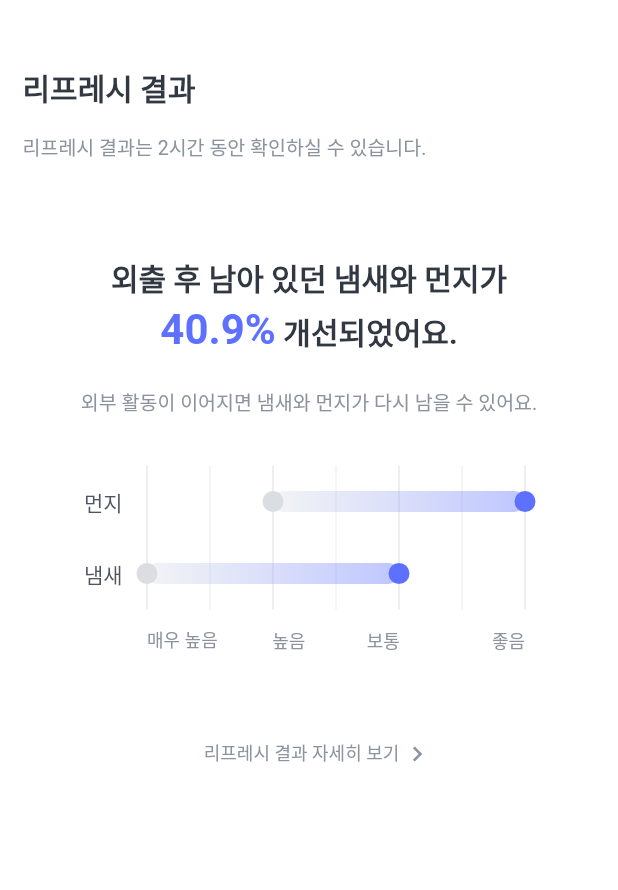
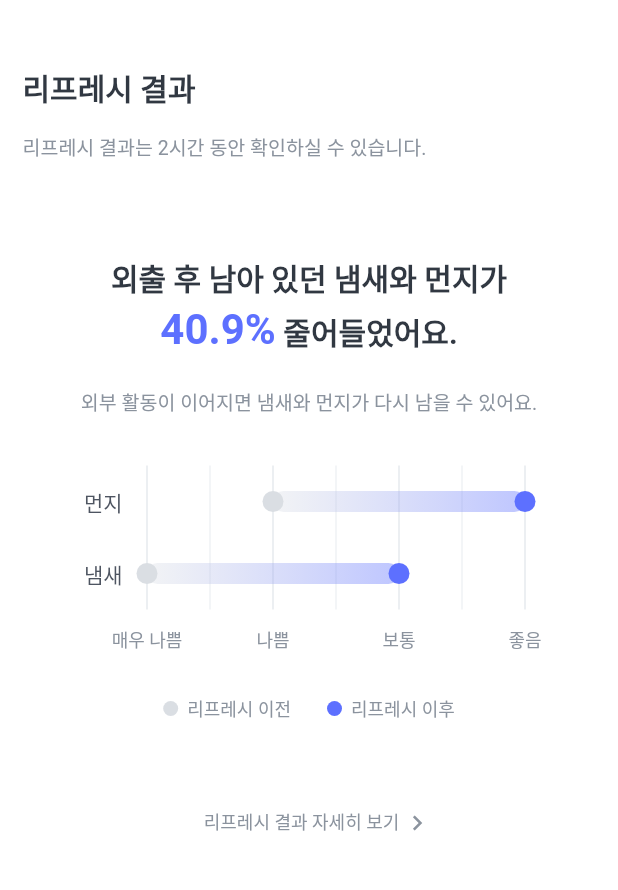
Before and after one commit to rlatkdwns575/LG_HAIR_REFRESHER, a Flutter app: the RefreshResultPage screen opened by its route, on a phone screen of 412 x 824 dp, the part 58-948 px from its top. Run offline on Flutter 3.47's test engine with Material 3 defaults, Android fonts, the phone set to English and light mode, and no system bars; our stand-ins replace go_router, supabase_flutter; missing offline and left inert: device_calendar; accounts and stored records are empty; Roboto replaces fonts that are missing (Pretendard); statements that could not run were skipped.

Commit message:
feat(refresh): refine result chart labels, legend, and headline copy
- Change result headline to 줄어들었어요 and add before/after legend

- Center legend and align axis labels to grid lines precisely

- Rename pollution labels 매우 높음/높음 to 매우 나쁨/나쁨

- Apply best-improvement style to full 00% 개선 text in history

```diff
--- a/lib/features/history/ui/widgets/history_total_section.dart
+++ b/lib/features/history/ui/widgets/history_total_section.dart
@@ -712,11 +712,7 @@ class _ModeUsageRow extends StatelessWidget {
       color: usage.isMostUsed ? AppColors.primary500 : AppColors.gray700,
       fontWeight: usage.isMostUsed ? FontWeight.w700 : FontWeight.w400,
     );
-    final suffixStyle = AppTextStyles.labelM.copyWith(
-      color: AppColors.gray500,
-      fontWeight: FontWeight.w400,
-    );
-    final percentStyle = AppTextStyles.labelM.copyWith(
+    final improvementStyle = AppTextStyles.labelM.copyWith(
       color: usage.isBestImprovement ? AppColors.primary500 : AppColors.gray500,
       fontWeight: usage.isBestImprovement ? FontWeight.w700 : FontWeight.w400,
     );
@@ -740,13 +736,9 @@ class _ModeUsageRow extends StatelessWidget {
         ),
         SizedBox(
           width: 72,
-          child: Text.rich(
-            TextSpan(
-              children: [
-                TextSpan(text: improvementPercentText, style: percentStyle),
-                TextSpan(text: ' 개선', style: suffixStyle),
-              ],
-            ),
+          child: Text(
+            '$improvementPercentText 개선',
+            style: improvementStyle,
             textAlign: TextAlign.right,
           ),
         ),
--- a/lib/features/refresh/data/api/refresh_session_result_generator.dart
+++ b/lib/features/refresh/data/api/refresh_session_result_generator.dart
@@ -98,7 +98,7 @@ class RefreshSessionResultGenerator {
       odorRemovalPercent: odorRemoval ?? 0,
       overallImprovementPercent: overall,
       headlineBefore: '외출 후 남아 있던 냄새와 먼지가',
-      headlineAfter: '개선되었어요.',
+      headlineAfter: '줄어들었어요.',
       disclaimer: '외부 활동이 이어지면 냄새와 먼지가 다시 남을 수 있어요.',
       dustChange: RefreshResultChange(
         label: '먼지',
--- a/lib/features/refresh/data/model/refresh_pollution_level.dart
+++ b/lib/features/refresh/data/model/refresh_pollution_level.dart
@@ -1,7 +1,7 @@
-/// 리프레시 결과 그래프의 오염도 단계 (매우 높음 → 좋음).
+/// 리프레시 결과 그래프의 오염도 단계 (매우 나쁨 → 좋음).
 enum RefreshPollutionLevel {
-  veryHigh('매우 높음', 0),
-  high('높음', 1),
+  veryHigh('매우 나쁨', 0),
+  high('나쁨', 1),
   normal('보통', 2),
   good('좋음', 3);
 
--- a/lib/features/refresh/data/model/refresh_result.dart
+++ b/lib/features/refresh/data/model/refresh_result.dart
@@ -93,7 +93,7 @@ class RefreshResult {
       odorRemovalPercent: 92,
       overallImprovementPercent: 40.9,
       headlineBefore: '외출 후 남아 있던 냄새와 먼지가',
-      headlineAfter: '개선되었어요.',
+      headlineAfter: '줄어들었어요.',
       disclaimer: '외부 활동이 이어지면 냄새와 먼지가 다시 남을 수 있어요.',
       dustChange: const RefreshResultChange(
         label: '먼지',
--- a/lib/features/refresh/ui/widgets/refresh_result_change_chart.dart
+++ b/lib/features/refresh/ui/widgets/refresh_result_change_chart.dart
@@ -22,15 +22,32 @@ class RefreshResultChangeChart extends StatelessWidget {
   static const _rowHeight = 48.0;
   static const _chartHorizontalInset = 6.0;
   static const _axisLabelGap = 12.0;
+  static const _legendGap = 30.0;
+  static const _legendItemGap = 24.0;
+
+  static const Color beforeLegendColor = AppColors.gray300;
+  static const Color afterLegendColor = AppColors.primary500;
 
   static double chartHeightForRowCount(int rowCount) => _rowHeight * rowCount;
+
+  /// 차트 [CustomPaint]와 X축 라벨이 동일한 x 좌표를 쓰도록 공유합니다.
+  static double gridLineX(
+    double fraction,
+    double totalWidth, {
+    double horizontalInset = _chartHorizontalInset,
+  }) {
+    final chartWidth = totalWidth - horizontalInset * 2;
+    return horizontalInset + chartWidth * fraction;
+  }
 
   @override
   Widget build(BuildContext context) {
     return Center(
       child: ConstrainedBox(
         constraints: const BoxConstraints(maxWidth: maxChartWidth),
-        child: Row(
+        child: Column(
+          children: [
+            Row(
               crossAxisAlignment: CrossAxisAlignment.start,
               children: [
                 SizedBox(
@@ -57,44 +74,102 @@ class RefreshResultChangeChart extends StatelessWidget {
                         ),
                       ),
                       const SizedBox(height: _axisLabelGap),
-                  Padding(
-                    padding: const EdgeInsets.symmetric(
-                      horizontal: _chartHorizontalInset,
+                      const _ChartAxisLabels(),
+                    ],
                   ),
-                    child: Row(
+                ),
+              ],
+            ),
+            const SizedBox(height: _legendGap),
+            Row(
+              mainAxisAlignment: MainAxisAlignment.center,
+              children: const [
+                _ChartLegendItem(color: beforeLegendColor, label: '리프레시 이전'),
+                SizedBox(width: _legendItemGap),
+                _ChartLegendItem(color: afterLegendColor, label: '리프레시 이후'),
+              ],
+            ),
+          ],
+        ),
+      ),
+    );
+  }
+}
+
+class _ChartAxisLabels extends StatelessWidget {
+  const _ChartAxisLabels();
+
+  static const _rowHeight = 16.0;
+
+  static final TextStyle _labelStyle = AppTextStyles.labelS.copyWith(
+    color: AppColors.gray500,
+    fontSize: 12,
+  );
+
+  @override
+  Widget build(BuildContext context) {
+    return LayoutBuilder(
+      builder: (context, constraints) {
+        final totalWidth = constraints.maxWidth;
+        final textDirection = Directionality.of(context);
+        final labels = <Widget>[];
+
+        for (final level in RefreshPollutionLevel.values) {
+          final x = RefreshResultChangeChart.gridLineX(
+            level.axisFraction,
+            totalWidth,
+          );
+          final painter = TextPainter(
+            text: TextSpan(text: level.label, style: _labelStyle),
+            textAlign: TextAlign.center,
+            textDirection: textDirection,
+          )..layout();
+
+          labels.add(
+            Positioned(
+              left: x - painter.width / 2,
+              top: 0,
+              child: AppText(level.label, style: _labelStyle),
+            ),
+          );
+        }
+
+        return SizedBox(
+          height: _rowHeight,
+          child: Stack(clipBehavior: Clip.none, children: labels),
+        );
+      },
+    );
+  }
+}
+
+class _ChartLegendItem extends StatelessWidget {
+  const _ChartLegendItem({required this.color, required this.label});
+
+  final Color color;
+  final String label;
+
+  static const _dotSize = 10.0;
+
+  @override
+  Widget build(BuildContext context) {
+    return Row(
+      mainAxisSize: MainAxisSize.min,
       children: [
-                        for (
-                          var i = 0;
-                          i < RefreshPollutionLevel.axisLabels.length;
-                          i++
-                        )
-                          Expanded(
-                            child: AppText(
-                              RefreshPollutionLevel.axisLabels[i],
-                              textAlign: i == 0
-                                  ? TextAlign.left
-                                  : i ==
-                                        RefreshPollutionLevel
-                                                .axisLabels
-                                                .length -
-                                            1
-                                  ? TextAlign.right
-                                  : TextAlign.center,
+        Container(
+          width: _dotSize,
+          height: _dotSize,
+          decoration: BoxDecoration(color: color, shape: BoxShape.circle),
+        ),
+        const SizedBox(width: 6),
+        AppText(
+          label,
           style: AppTextStyles.labelS.copyWith(
             color: AppColors.gray500,
             fontSize: 12,
           ),
         ),
-                          ),
       ],
-                    ),
-                  ),
-                ],
-              ),
-            ),
-          ],
-        ),
-      ),
     );
   }
 }
@@ -144,18 +219,21 @@ class _RefreshResultChangeChartPainter extends CustomPainter {
   static final Color _barGradientEnd = AppColors.primary500.withValues(
     alpha: 0.4,
   );
-  static const Color _startDotColor = AppColors.gray300;
-  static const Color _endDotColor = AppColors.primary500;
+  static const Color _startDotColor =
+      RefreshResultChangeChart.beforeLegendColor;
+  static const Color _endDotColor = RefreshResultChangeChart.afterLegendColor;
 
   @override
   void paint(Canvas canvas, Size size) {
-    final chartLeft = horizontalInset;
-    final chartWidth = size.width - horizontalInset * 2;
     final gridBottom = size.height;
 
     for (var i = 0; i <= _gridDivisions; i++) {
       final fraction = i / _gridDivisions;
-      final x = chartLeft + chartWidth * fraction;
+      final x = RefreshResultChangeChart.gridLineX(
+        fraction,
+        size.width,
+        horizontalInset: horizontalInset,
+      );
       final isMajor = i.isEven;
       final gridPaint = Paint()
         ..color = isMajor ? AppColors.gray200 : AppColors.gray100
@@ -168,8 +246,16 @@ class _RefreshResultChangeChartPainter extends CustomPainter {
     for (var row = 0; row < changes.length; row++) {
       final change = changes[row];
       final centerY = rowHeight * row + rowHeight / 2;
-      final startX = chartLeft + chartWidth * change.beforeAxisFraction;
-      final endX = chartLeft + chartWidth * change.afterAxisFraction;
+      final startX = RefreshResultChangeChart.gridLineX(
+        change.beforeAxisFraction,
+        size.width,
+        horizontalInset: horizontalInset,
+      );
+      final endX = RefreshResultChangeChart.gridLineX(
+        change.afterAxisFraction,
+        size.width,
+        horizontalInset: horizontalInset,
+      );
       final left = startX < endX ? startX : endX;
       final right = startX < endX ? endX : startX;
 
```
Also changed, not shown: 1 other file. Lines whose indentation alone changed are shown as unchanged.
